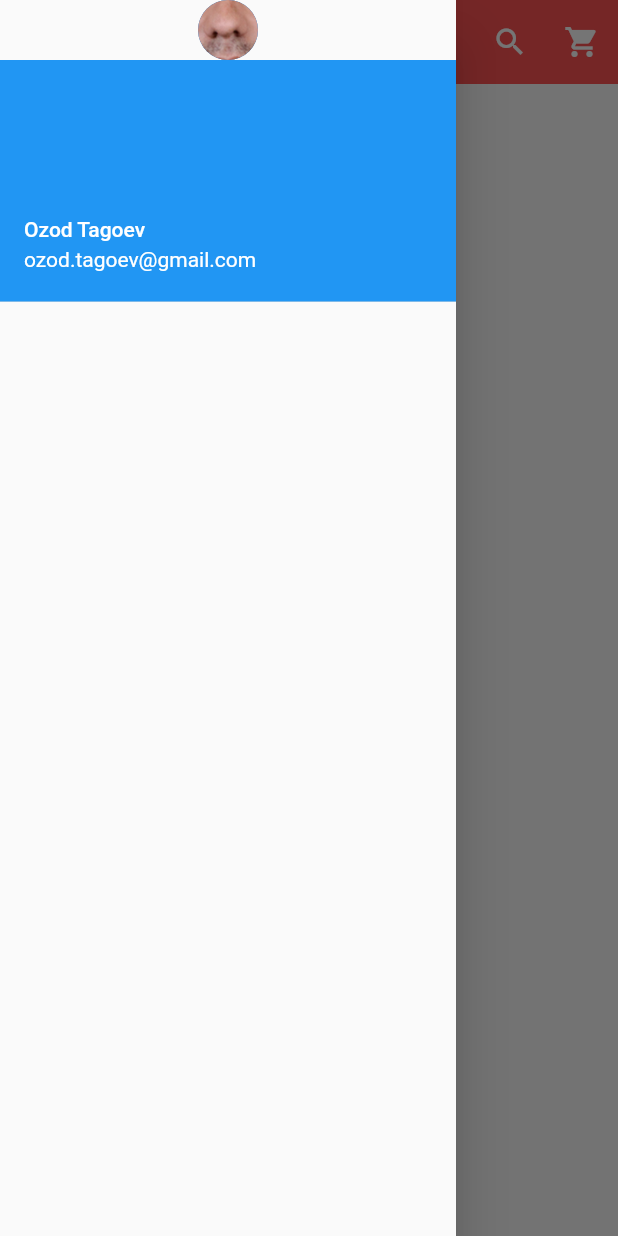
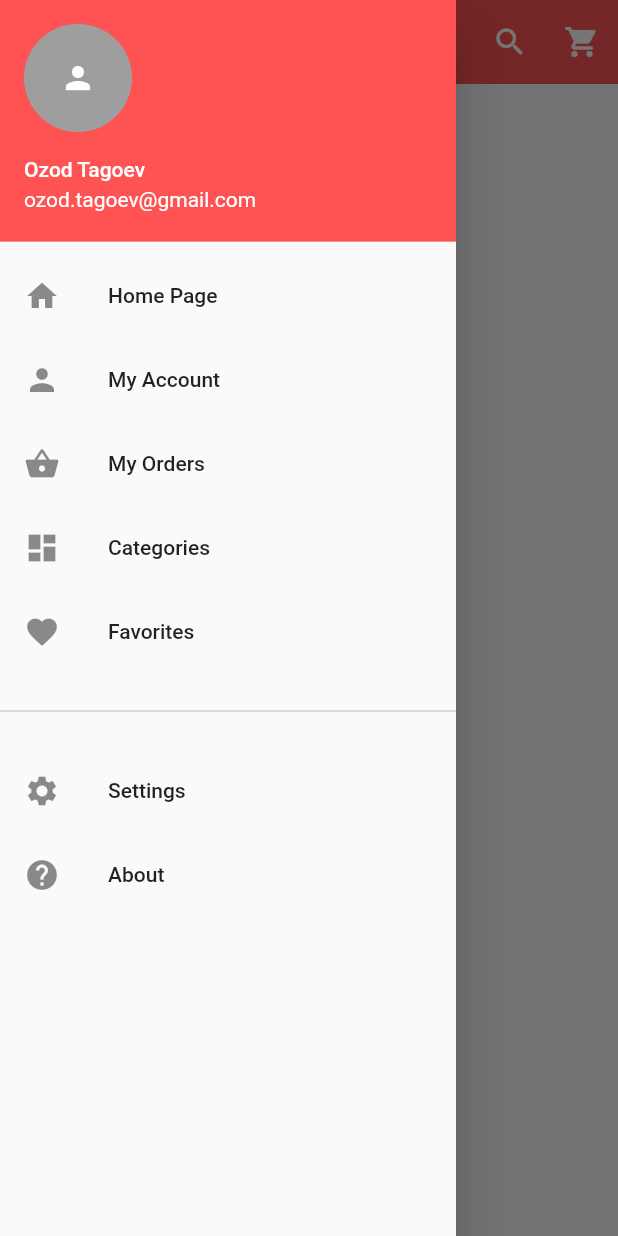
Before and after one commit to OzodTagoevSh/e_market, a Flutter app: the screen it shows after launch, with the side drawer open, on a phone screen of 412 x 824 dp. Run offline on Flutter 3.47's test engine with Material 2 defaults, Android fonts, the phone set to English and light mode, and no system bars.

Commit message:
Adding drawer!

```diff
--- a/lib/main.dart
+++ b/lib/main.dart
@@ -39,12 +39,86 @@ class _HomePageState extends State<HomePage> {
       drawer: Drawer(
         child: ListView(
           children: [
-            CircleAvatar(
-              backgroundImage: AssetImage('images/avatar.jpg'),
-            ),
             UserAccountsDrawerHeader(
+              currentAccountPicture: GestureDetector(
+                child: CircleAvatar(
+                  //backgroundImage: AssetImage('images/avatar.jpg'),
+                  child: Icon(Icons.person, color: Colors.white,),
+                  backgroundColor: Colors.grey,
+                ),
+              ),
+              decoration: BoxDecoration(
+                color: Colors.redAccent,
+              ),
               accountName: Text('Ozod Tagoev'),
               accountEmail: Text('ozod.tagoev@gmail.com'),
+            ),
+            InkWell(
+              onTap: () {
+
+              },
+              child: ListTile(
+                title: Text('Home Page'),
+                leading: Icon(Icons.home),
+              ),
+            ),
+            InkWell(
+              onTap: () {
+
+              },
+              child: ListTile(
+                title: Text('My Account'),
+                leading: Icon(Icons.person),
+              ),
+            ),
+            InkWell(
+              onTap: () {
+
+              },
+              child: ListTile(
+                title: Text('My Orders'),
+                leading: Icon(Icons.shopping_basket),
+              ),
+            ),
+            InkWell(
+              onTap: () {
+
+              },
+              child: ListTile(
+                title: Text('Categories'),
+                leading: Icon(Icons.dashboard),
+              ),
+            ),
+            InkWell(
+              onTap: () {
+
+              },
+              child: ListTile(
+                title: Text('Favorites'),
+                leading: Icon(Icons.favorite),
+              ),
+            ),
+            Divider(
+              height: 50,
+              color: Colors.grey[400],
+            ),
+            InkWell(
+              onTap: () {
+
+              },
+              child: ListTile(
+                title: Text('Settings'),
+                leading: Icon(Icons.settings),
+              ),
+            ),
+            InkWell(
+              onTap: () {
+
+              },
+              child: ListTile(
+                title: Text('About'),
+                leading: Icon(Icons.help),
+              ),
             ),
           ],
         ),
```
